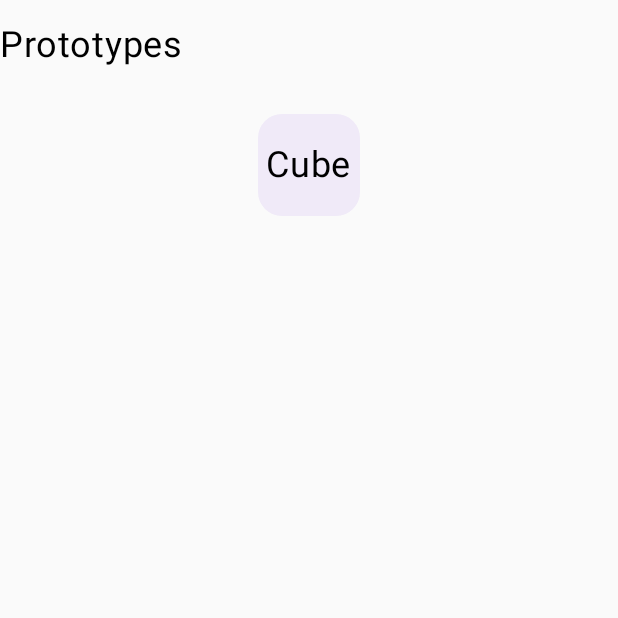
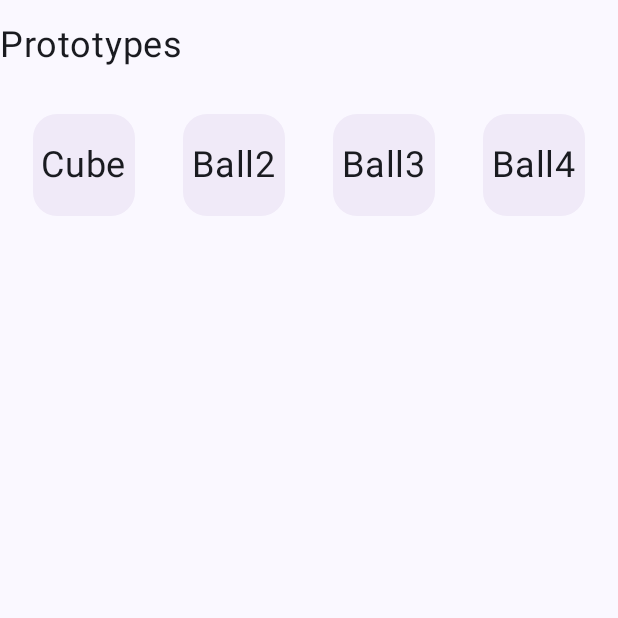
Before and after one commit to buildscript-dev/AR_Demo, an Android app built with Jetpack Compose: the ProtoScreen screen opened through its navigation route, on a phone screen of 412 x 824 dp, the top half of it. Run offline under Robolectric (Android 15) with nearby library versions, the phone set to English and light mode, and no system bars.

Commit message:
Model is Completed

```diff
--- a/app/build.gradle.kts
+++ b/app/build.gradle.kts
@@ -11,7 +11,7 @@ android {
 
     defaultConfig {
         applicationId = "com.example.ardemo"
-        minSdk = 24
+        minSdk = 33
         targetSdk = 36
         versionCode = 1
         versionName = "1.0"
@@ -59,6 +59,7 @@ dependencies {
     debugImplementation(libs.androidx.ui.test.manifest)
 
     implementation(libs.arsceneview)
+    implementation(libs.sceneview)
     implementation(libs.kotlinx.serialization.json)
     implementation(libs.androidx.navigation.compose)
 }
--- a/app/src/main/AndroidManifest.xml
+++ b/app/src/main/AndroidManifest.xml
@@ -1,6 +1,12 @@
 <?xml version="1.0" encoding="utf-8"?>
 <manifest xmlns:android="http://schemas.android.com/apk/res/android"
     xmlns:tools="http://schemas.android.com/tools">
+
+    <uses-permission android:name="android.permission.CAMERA"/>
+    <uses-feature android:name="android.hardware.bluetooth" android:required="true" />
+    <uses-feature android:name="android.hardware.camera.any" android:required="true" />
+    <uses-feature android:name="android.hardware.camera2.ar" android:required="true" />
+    <uses-feature android:glEsVersion="0x00020000" android:required="true" />
 
     <application
         android:allowBackup="true"
--- a/app/src/main/java/com/example/ardemo/MainActivity.kt
+++ b/app/src/main/java/com/example/ardemo/MainActivity.kt
@@ -5,6 +5,10 @@ import android.os.Bundle
 import androidx.activity.ComponentActivity
 import androidx.activity.compose.setContent
 import androidx.activity.enableEdgeToEdge
+import androidx.compose.foundation.layout.fillMaxSize
+import androidx.compose.foundation.layout.padding
+import androidx.compose.material3.Scaffold
+import androidx.compose.ui.Modifier
 import androidx.navigation.compose.NavHost
 import androidx.navigation.compose.composable
 import androidx.navigation.compose.rememberNavController
@@ -25,9 +29,11 @@ class MainActivity : ComponentActivity() {
         enableEdgeToEdge()
         setContent {
             ARDemoTheme {
+                Scaffold(modifier = Modifier.fillMaxSize()){ innerPadding ->
                     val navController = rememberNavController()
                     NavHost(navController = navController,
-                    startDestination = HomeScreen,){
+                        startDestination = HomeScreen,
+                        modifier = Modifier.padding(innerPadding)){
                         composable<HomeScreen>{
                             HomeScreen(navController)
                         }
@@ -47,3 +53,4 @@ class MainActivity : ComponentActivity() {
             }
         }
     }
+}
--- a/app/src/main/java/com/example/ardemo/screen/ProtoScreen.kt
+++ b/app/src/main/java/com/example/ardemo/screen/ProtoScreen.kt
@@ -29,7 +29,10 @@ import kotlin.random.Random
 @Composable
 fun ProtoScreen(navController: NavController){
 val listOfProtos = listOf(
-    "Cube"
+    "Cube",
+    "Ball2",
+    "Ball3",
+    "Ball4",
 )
     Column{
         Box(modifier = Modifier.height(60.dp)) {
--- a/gradle/libs.versions.toml
+++ b/gradle/libs.versions.toml
@@ -30,6 +30,7 @@ androidx-ui-test-junit4 = { group = "androidx.compose.ui", name = "ui-test-junit
 androidx-material3 = { group = "androidx.compose.material3", name = "material3" }
 androidx-navigation-compose = {module = "androidx.navigation:navigation-compose", version.ref = "navigationCompose"}
 kotlinx-serialization-json = { group = "org.jetbrains.kotlinx", name = "kotlinx-serialization-json", version.ref = "kotlinxSerializationJson" }
+sceneview = { module = "io.github.sceneview:sceneview", version.ref = "arsceneview" }
 
 [plugins]
 android-application = { id = "com.android.application", version.ref = "agp" }
```
Also changed, not shown: app/src/main/java/com/example/ardemo/utils/Utils.kt (+7 -1 lines), 4 other files. Lines whose indentation alone changed are shown as unchanged.
